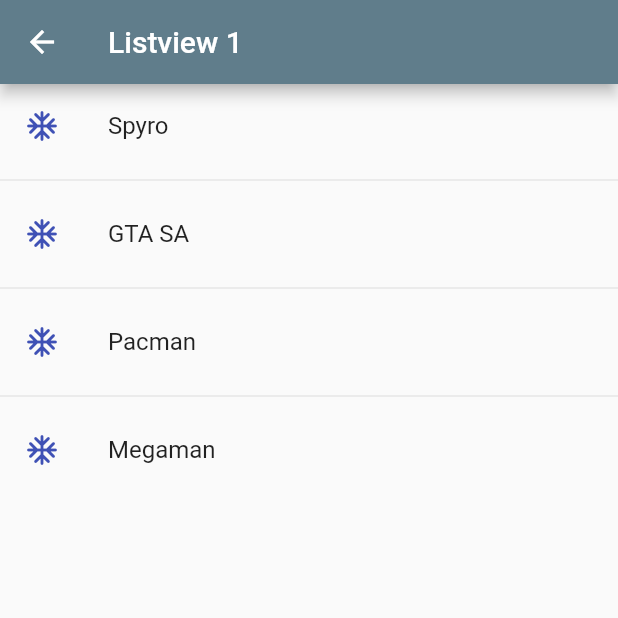
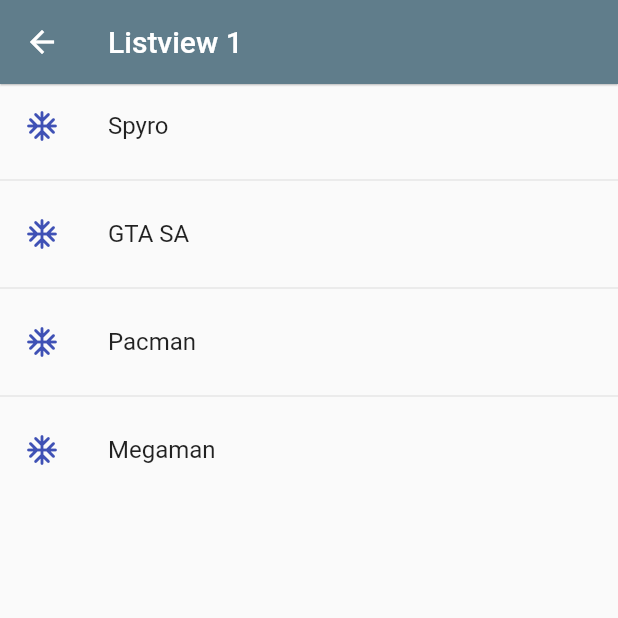
Before and after one commit to Nehemias-Munoz/components-Flutter, a Flutter app: the ListView1Screen screen opened by its route, on a phone screen of 412 x 824 dp, the top half of it. Run offline on Flutter 3.47's test engine with Material 2 defaults, Android fonts, the phone set to English and light mode, and no system bars.

Commit message:
Add: tema global app

```diff
--- a/lib/main.dart
+++ b/lib/main.dart
@@ -1,5 +1,6 @@
 import 'package:flutter/material.dart';
 import 'package:flutter_components/src/routes/app_routes.dart';
+import 'package:flutter_components/src/theme/app_theme.dart';
 
 void main() {
   runApp(const MainApp());
@@ -14,6 +15,7 @@ class MainApp extends StatelessWidget {
       initialRoute: AppRoutes.initialRoute,
       routes: AppRoutes.getRoutes(),
       onGenerateRoute: AppRoutes.onGenerateRoute,
+      theme: AppTheme.lightTheme,
     );
   }
 }
--- /dev/null
+++ b/lib/src/theme/app_theme.dart
@@ -0,0 +1,14 @@
+import 'package:flutter/material.dart';
+
+//Archivo de temas de la app
+class AppTheme {
+  static const Color lightPrimaryColor = Colors.grey;
+  static const Color darkPrimaryColor = Colors.indigo;
+  static final ThemeData lightTheme = ThemeData.light().copyWith(
+    primaryColor: lightPrimaryColor,
+    appBarTheme: const AppBarTheme(color: lightPrimaryColor, elevation: 0.5),
+  );
+  static final ThemeData darkTheme = ThemeData.dark().copyWith(
+    primaryColor: darkPrimaryColor,
+  );
+}
```
